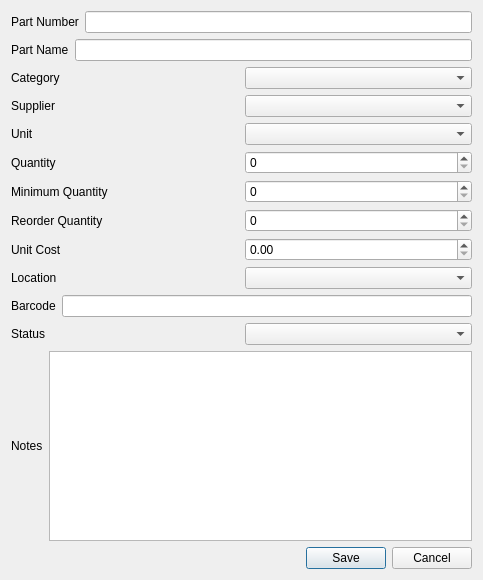
First picture: the form in app/ui/forms/add_inventory.ui, repository Apie-dup/MaintenanceSystem, before the edit.
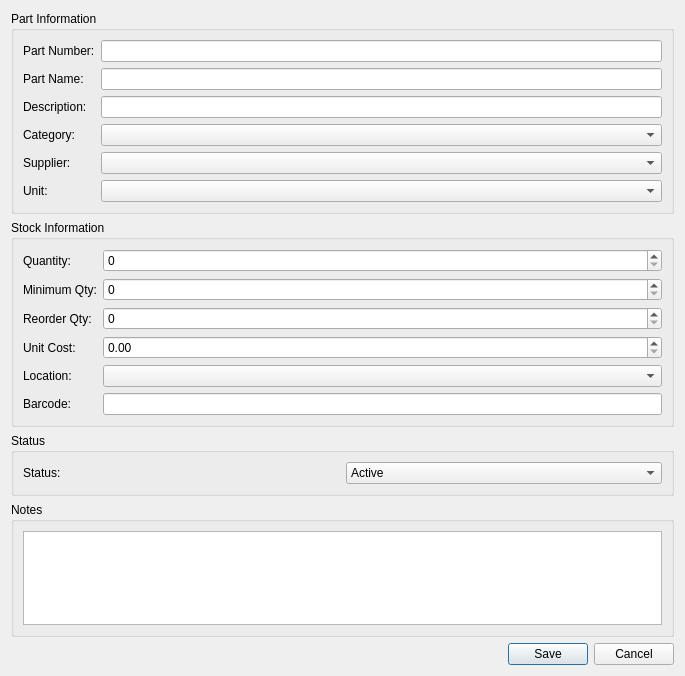
Second picture: the form after the edit.

Commit message: Complete Suppliers and Inventory modules with shared CRUD framework

```diff
--- a/app/ui/forms/add_inventory.ui
+++ b/app/ui/forms/add_inventory.ui
@@ -6,195 +6,234 @@
    <rect>
     <x>0</x>
     <y>0</y>
-    <width>483</width>
-    <height>580</height>
+    <width>685</width>
+    <height>676</height>
    </rect>
   </property>
+  <property name="maximumSize">
+   <size>
+    <width>16777215</width>
+    <height>676</height>
+   </size>
+  </property>
   <property name="windowTitle">
    <string>Add Inventory Dialog</string>
   </property>
   <layout class="QVBoxLayout" name="verticalLayout">
    <item>
-    <layout class="QHBoxLayout" name="horizontalLayout_2">
-     <item>
+    <widget class="QGroupBox" name="groupPartInformation">
+     <property name="title">
+      <string>Part Information</string>
+     </property>
+     <property name="flat">
+      <bool>true</bool>
+     </property>
+     <layout class="QFormLayout" name="formPartInfo">
+      <item row="0" column="0">
       <widget class="QLabel" name="lblPartNumber">
        <property name="text">
-        <string>Part Number</string>
+         <string>Part Number:</string>
        </property>
       </widget>
      </item>
-     <item>
-      <widget class="QLineEdit" name="txtPartNumber"/>
-     </item>
-    </layout>
-   </item>
-   <item>
-    <layout class="QHBoxLayout" name="horizontalLayout_3">
-     <item>
+      <item row="0" column="1">
+       <widget class="QLineEdit" name="txtPartNumber">
+        <property name="readOnly">
+         <bool>true</bool>
+        </property>
+       </widget>
+      </item>
+      <item row="1" column="0">
       <widget class="QLabel" name="lblPartName">
        <property name="text">
-        <string>Part Name</string>
+         <string>Part Name:</string>
        </property>
       </widget>
      </item>
-     <item>
+      <item row="1" column="1">
       <widget class="QLineEdit" name="txtPartName"/>
      </item>
-    </layout>
-   </item>
-   <item>
-    <layout class="QHBoxLayout" name="horizontalLayout_4">
-     <item>
+      <item row="2" column="0">
+       <widget class="QLabel" name="lblDescription">
+        <property name="text">
+         <string>Description:</string>
+        </property>
+       </widget>
+      </item>
+      <item row="2" column="1">
+       <widget class="QLineEdit" name="txtDescription"/>
+      </item>
+      <item row="3" column="0">
       <widget class="QLabel" name="lblCategory">
        <property name="text">
-        <string>Category</string>
+         <string>Category:</string>
        </property>
       </widget>
      </item>
-     <item>
+      <item row="3" column="1">
       <widget class="QComboBox" name="cmbCategory"/>
      </item>
-    </layout>
-   </item>
-   <item>
-    <layout class="QHBoxLayout" name="horizontalLayout">
-     <item>
-      <widget class="QLabel" name="lblSupplier_2">
+      <item row="4" column="0">
+       <widget class="QLabel" name="lblSupplier">
        <property name="text">
-        <string>Supplier</string>
+         <string>Supplier:</string>
        </property>
       </widget>
      </item>
-     <item>
+      <item row="4" column="1">
       <widget class="QComboBox" name="cmbSupplier"/>
      </item>
-    </layout>
-   </item>
-   <item>
-    <layout class="QHBoxLayout" name="horizontalLayout_6">
-     <item>
+      <item row="5" column="0">
       <widget class="QLabel" name="lblUnit">
        <property name="text">
-        <string>Unit</string>
+         <string>Unit:</string>
        </property>
       </widget>
      </item>
-     <item>
+      <item row="5" column="1">
       <widget class="QComboBox" name="cmbUnit"/>
      </item>
     </layout>
+    </widget>
    </item>
    <item>
-    <layout class="QHBoxLayout" name="horizontalLayout_9">
-     <item>
+    <widget class="QGroupBox" name="groupStockInformation">
+     <property name="title">
+      <string>Stock Information</string>
+     </property>
+     <property name="flat">
+      <bool>true</bool>
+     </property>
+     <layout class="QFormLayout" name="formStockInfo">
+      <item row="0" column="0">
       <widget class="QLabel" name="lblQuantity">
        <property name="text">
-        <string>Quantity</string>
+         <string>Quantity:</string>
        </property>
       </widget>
      </item>
-     <item>
-      <widget class="QSpinBox" name="spnQuantity"/>
-     </item>
-    </layout>
-   </item>
-   <item>
-    <layout class="QHBoxLayout" name="horizontalLayout_10">
-     <item>
-      <widget class="QLabel" name="lblMinimumQuantity">
+      <item row="0" column="1">
+       <widget class="QSpinBox" name="spnQuantity">
+        <property name="maximum">
+         <number>999999</number>
+        </property>
+       </widget>
+      </item>
+      <item row="1" column="0">
+       <widget class="QLabel" name="lblMinQty">
        <property name="text">
-        <string>Minimum Quantity</string>
+         <string>Minimum Qty:</string>
        </property>
       </widget>
      </item>
-     <item>
-      <widget class="QSpinBox" name="spnMinimumQuantity"/>
-     </item>
-    </layout>
-   </item>
-   <item>
-    <layout class="QHBoxLayout" name="horizontalLayout_8">
-     <item>
-      <widget class="QLabel" name="lblReorderQuantity">
+      <item row="1" column="1">
+       <widget class="QSpinBox" name="spnMinimumQuantity">
+        <property name="maximum">
+         <number>999999</number>
+        </property>
+       </widget>
+      </item>
+      <item row="2" column="0">
+       <widget class="QLabel" name="lblReorderQty">
        <property name="text">
-        <string>Reorder Quantity</string>
+         <string>Reorder Qty:</string>
        </property>
       </widget>
      </item>
-     <item>
-      <widget class="QSpinBox" name="spnReorderQuantity"/>
-     </item>
-    </layout>
-   </item>
-   <item>
-    <layout class="QHBoxLayout" name="horizontalLayout_7">
-     <item>
+      <item row="2" column="1">
+       <widget class="QSpinBox" name="spnReorderQuantity">
+        <property name="maximum">
+         <number>999999</number>
+        </property>
+       </widget>
+      </item>
+      <item row="3" column="0">
       <widget class="QLabel" name="lblUnitCost">
        <property name="text">
-        <string>Unit Cost</string>
+         <string>Unit Cost:</string>
        </property>
       </widget>
      </item>
-     <item>
-      <widget class="QDoubleSpinBox" name="dsbUnitCost"/>
-     </item>
-    </layout>
-   </item>
-   <item>
-    <layout class="QHBoxLayout" name="horizontalLayout_5">
-     <item>
+      <item row="3" column="1">
+       <widget class="QDoubleSpinBox" name="dsbUnitCost">
+        <property name="decimals">
+         <number>2</number>
+        </property>
+        <property name="maximum">
+         <double>999999.989999999990687</double>
+        </property>
+       </widget>
+      </item>
+      <item row="4" column="0">
       <widget class="QLabel" name="lblLocation">
        <property name="text">
-        <string>Location</string>
+         <string>Location:</string>
        </property>
       </widget>
      </item>
-     <item>
-      <widget class="QComboBox" name="cmbLocation"/>
-     </item>
-    </layout>
-   </item>
-   <item>
-    <layout class="QHBoxLayout" name="horizontalLayout_11">
-     <item>
+      <item row="6" column="0">
       <widget class="QLabel" name="lblBarcode">
        <property name="text">
-        <string>Barcode</string>
+         <string>Barcode:</string>
        </property>
       </widget>
      </item>
-     <item>
+      <item row="6" column="1">
       <widget class="QLineEdit" name="txtBarcode"/>
      </item>
-    </layout>
+      <item row="4" column="1">
+       <widget class="QComboBox" name="cmbLocation"/>
+      </item>
+     </layout>
+    </widget>
    </item>
    <item>
-    <layout class="QHBoxLayout" name="horizontalLayout_12">
-     <item>
-      <widget class="QLabel" name="lblStatus">
-       <property name="text">
+    <widget class="QGroupBox" name="groupStatus">
+     <property name="title">
         <string>Status</string>
        </property>
+     <property name="flat">
+      <bool>true</bool>
+     </property>
+     <layout class="QHBoxLayout" name="layoutStatus">
+      <item>
+       <widget class="QLabel" name="lblStatus">
+        <property name="text">
+         <string>Status:</string>
+        </property>
       </widget>
      </item>
      <item>
-      <widget class="QComboBox" name="cmbStatus"/>
-     </item>
-    </layout>
+       <widget class="QComboBox" name="cmbStatus">
+        <item>
+         <property name="text">
+          <string>Active</string>
+         </property>
+        </item>
+        <item>
+         <property name="text">
+          <string>Inactive</string>
+         </property>
+        </item>
+       </widget>
+      </item>
+     </layout>
+    </widget>
    </item>
    <item>
-    <layout class="QHBoxLayout" name="horizontalLayout_13">
-     <item>
-      <widget class="QLabel" name="lblNotes">
-       <property name="text">
+    <widget class="QGroupBox" name="groupNotes">
+     <property name="title">
         <string>Notes</string>
        </property>
-      </widget>
-     </item>
+     <property name="flat">
+      <bool>true</bool>
+     </property>
+     <layout class="QVBoxLayout" name="layoutNotes">
      <item>
-      <widget class="QTextEdit" name="textEdit"/>
-     </item>
-    </layout>
+       <widget class="QTextEdit" name="txtNotes"/>
+      </item>
+     </layout>
+    </widget>
    </item>
    <item>
     <widget class="QDialogButtonBox" name="buttonBox">
```
Left out of the diff: 39 changed lines with no effect on the pictures. Lines whose indentation alone changed are shown as unchanged. The commit also changes 35 other files.
